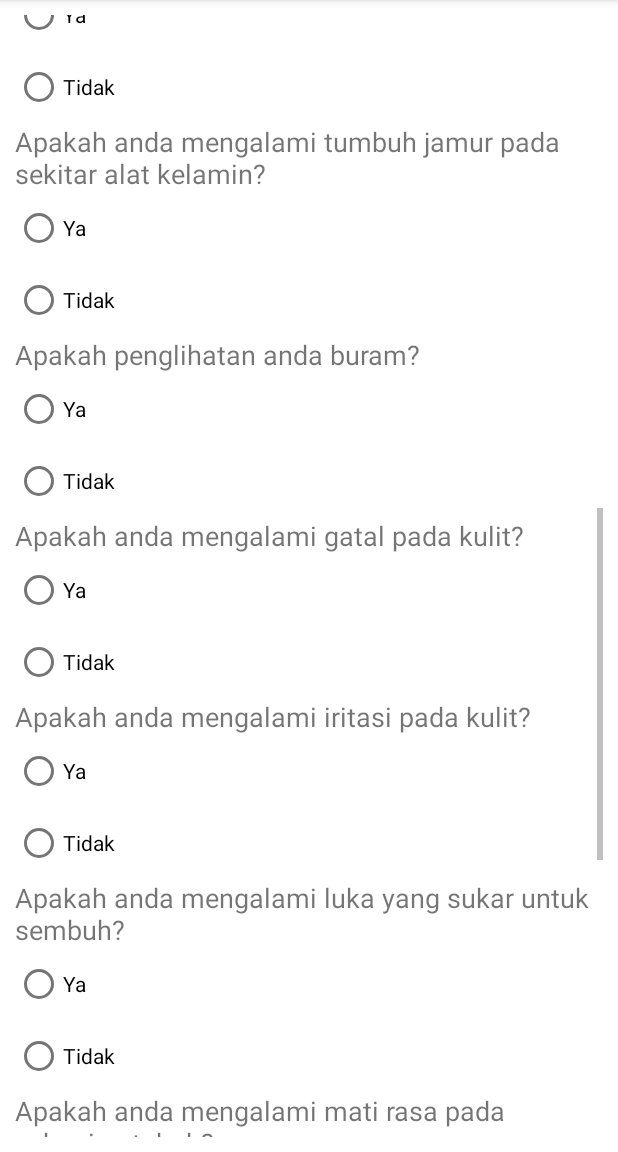
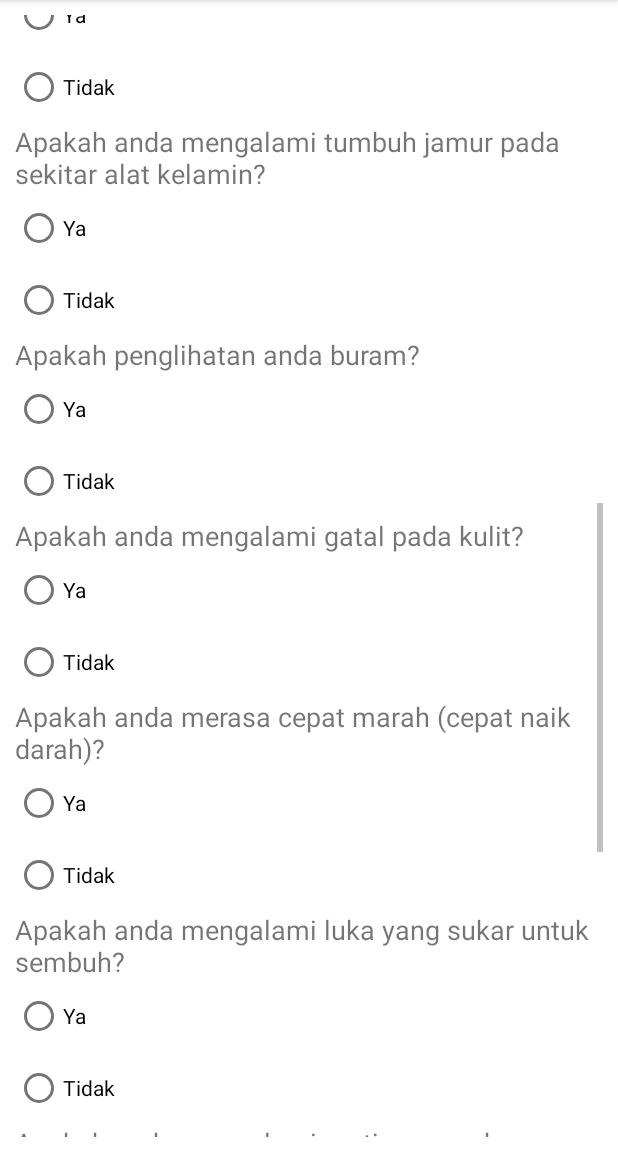
Before and after one commit to dhatuker/sispak-diabetes, an Android app: the MainQuestion screen opened directly, with no data from a screen before it, scrolled down 1074 dp, on a phone screen of 412 x 824 dp, the part 84-1236 px from its top. Run offline under Robolectric (Android 15) with nearby library versions, the phone set to English and light mode, and no system bars.

Commit message:
fixing question

```diff
--- a/app/src/main/res/layout/question_main.xml
+++ b/app/src/main/res/layout/question_main.xml
@@ -272,7 +272,7 @@
             android:id="@+id/textView15"
             android:layout_width="match_parent"
             android:layout_height="wrap_content"
-            android:text="Apakah anda mengalami iritasi pada kulit?"
+            android:text="Apakah anda merasa cepat marah (cepat naik darah)?"
             android:textSize="18sp"/>
 
         <RadioGroup
```
